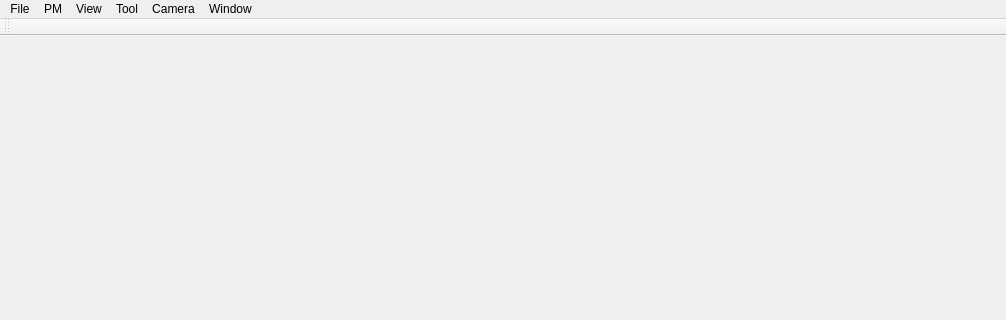
Above: ZoningPlanner/MainWindow.ui from gnishida/ZoningPlanner before the change; both pictures show x 0 to 1006 and y 0 to 320 of the 1006 by 800 pixel window. Below: the same form after it.
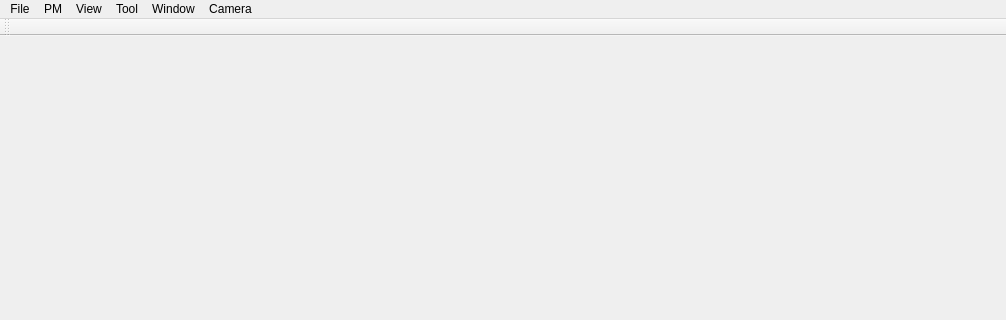
That is the form after the change. Icons and pictures are not drawn.

Patch:
```diff
--- a/ZoningPlanner/MainWindow.ui
+++ b/ZoningPlanner/MainWindow.ui
@@ -92,8 +92,8 @@
    <addaction name="menuPM"/>
    <addaction name="menuView"/>
    <addaction name="menuTool"/>
-   <addaction name="menuCamera"/>
    <addaction name="menuWindow"/>
+   <addaction name="menuCamera"/>
   </widget>
   <widget class="QToolBar" name="fileToolBar">
    <attribute name="toolBarArea">
```
Left out of the diff: 1 changed line with no effect on the pictures.
